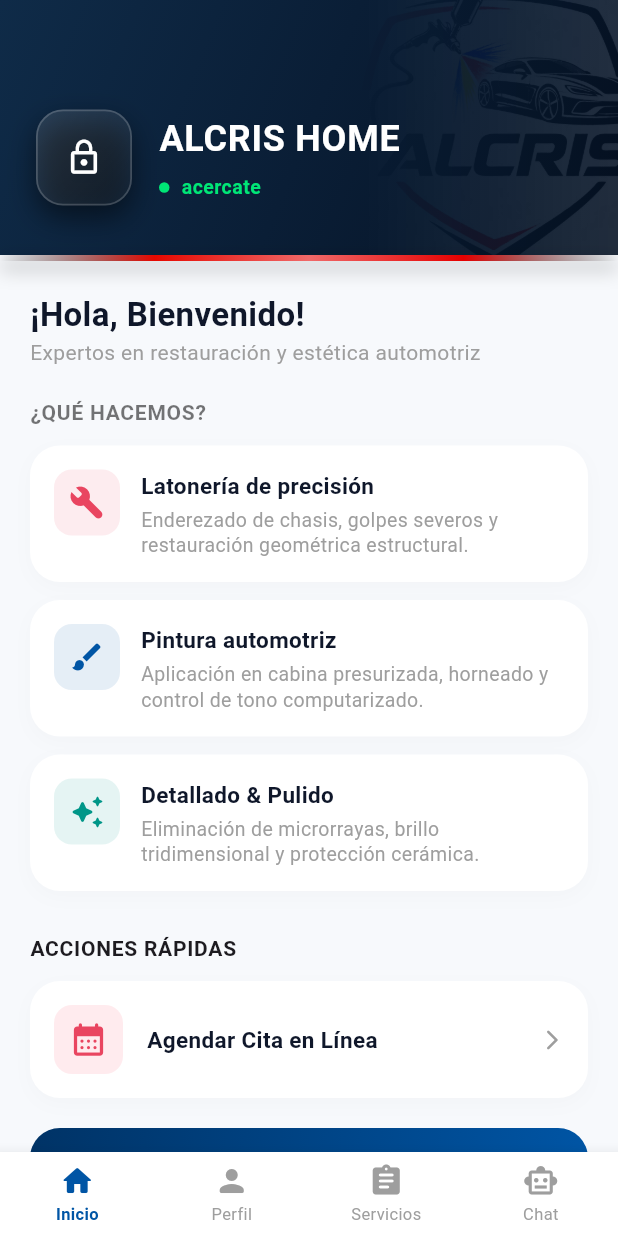
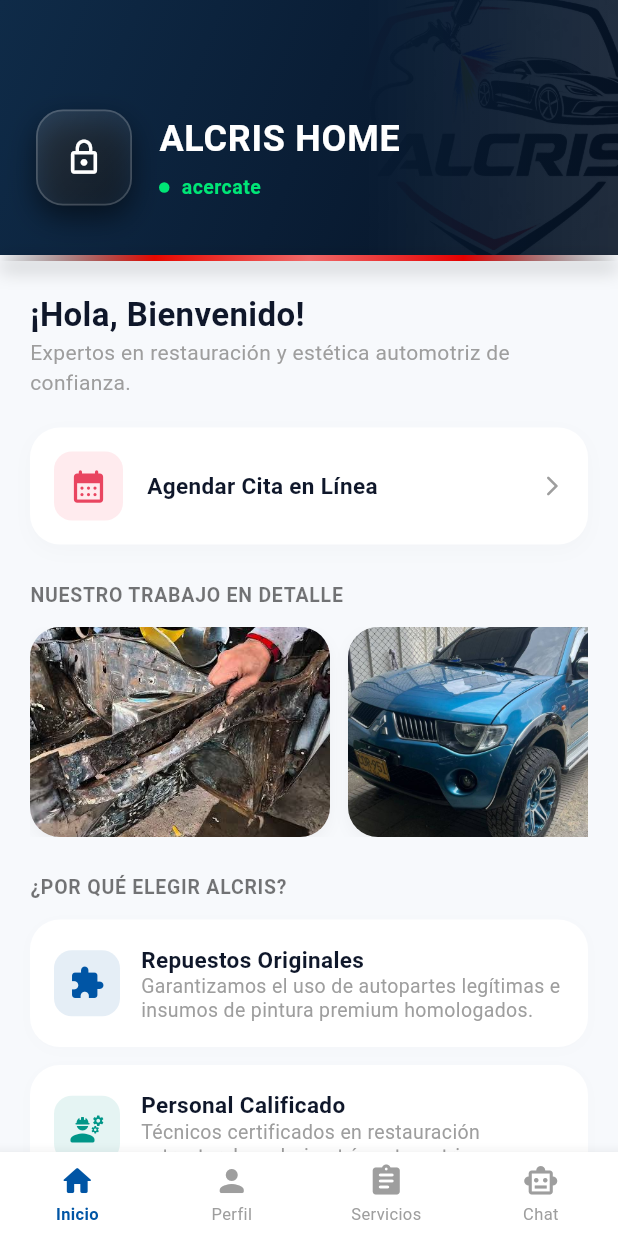
Before and after one commit to JAHACARI/ALCRIS, a Flutter app: the screen it shows after launch, on a phone screen of 412 x 824 dp. Run offline on Flutter 3.47's test engine with Material 3 defaults, Android fonts, the light colour scheme and no system bars; our stand-ins replace flutter_svg.

Commit message:
Pantalla Home actualizad

```diff
--- a/frontend/alcris/lib/screen/home.dart
+++ b/frontend/alcris/lib/screen/home.dart
@@ -1,7 +1,7 @@
 import 'package:flutter/material.dart';
 import 'package:alcris/widgets/common/cabecerahome.dart';
 import 'package:alcris/widgets/common/menuinferior.dart';
-import 'package:alcris/screen/auth/registro.dart'; // Importación oficial de tu pantalla de registro
+import 'package:alcris/screen/auth/registro.dart';
 
 class HomeScreen extends StatefulWidget {
   const HomeScreen({super.key});
@@ -12,10 +12,28 @@
 class _HomeScreenState extends State<HomeScreen> {
   final int _currentIndex = 0;
 
-  final List<Map<String, dynamic>> _serviciosTaller = [
-    {'title': 'Latonería de precisión', 'desc': 'Enderezado de chasis, golpes severos y restauración geométrica estructural.', 'icon': Icons.build_rounded, 'color': const Color(0xFFE94560)},
-    {'title': 'Pintura automotriz', 'desc': 'Aplicación en cabina presurizada, horneado y control de tono computarizado.', 'icon': Icons.brush_rounded, 'color': const Color(0xFF0055A5)},
-    {'title': 'Detallado & Pulido', 'desc': 'Eliminación de microrrayas, brillo tridimensional y protección cerámica.', 'icon': Icons.auto_awesome_rounded, 'color': Colors.teal},
+  final List<Map<String, dynamic>> _pilaresTaller = [
+    {
+      'title': 'Repuestos Originales',
+      'desc':
+          'Garantizamos el uso de autopartes legítimas e insumos de pintura premium homologados.',
+      'icon': Icons.extension_rounded,
+      'color': const Color(0xFF0055A5),
+    },
+    {
+      'title': 'Personal Calificado',
+      'desc':
+          'Técnicos certificados en restauración estructural y colorimetría automotriz.',
+      'icon': Icons.engineering_rounded,
+      'color': Colors.teal,
+    },
+  ];
+
+  // SOLUCIÓN: Extensión corregida a .png para que se renderice la tercera imagen
+  final List<String> _imagenesGaleria = [
+    'assets/images/abolladura.jpg',
+    'assets/images/pintura y polichado.jpg',
+    'assets/images/lijado.png',
   ];
 
   @override
@@ -31,72 +49,218 @@
               child: Column(
                 crossAxisAlignment: CrossAxisAlignment.start,
                 children: [
-                  const Text('¡Hola, Bienvenido!', style: TextStyle(fontSize: 22, fontWeight: FontWeight.bold, color: Color(0xFF0F172A))),
-                  const Text('Expertos en restauración y estética automotriz', style: TextStyle(fontSize: 14, color: Colors.grey)),
+                  const Text(
+                    '¡Hola, Bienvenido!',
+                    style: TextStyle(
+                      fontSize: 22,
+                      fontWeight: FontWeight.bold,
+                      color: Color(0xFF0F172A),
+                    ),
+                  ),
+                  const Text(
+                    'Expertos en restauración y estética automotriz de confianza.',
+                    style: TextStyle(fontSize: 14, color: Colors.grey),
+                  ),
                   const SizedBox(height: 20),
 
-                  const Text('¿QUÉ HACEMOS?', style: TextStyle(fontSize: 14, fontWeight: FontWeight.bold, letterSpacing: 0.5, color: Colors.black54)),
-                  const SizedBox(height: 12),
-                  ..._serviciosTaller.map((s) => Container(
-                    margin: const EdgeInsets.only(bottom: 12),
-                    padding: const EdgeInsets.all(16),
-                    decoration: BoxDecoration(color: Colors.white, borderRadius: BorderRadius.circular(20), boxShadow: [BoxShadow(color: Colors.black.withOpacity(0.02), blurRadius: 10, offset: const Offset(0, 4))]),
-                    child: Row(
-                      crossAxisAlignment: CrossAxisAlignment.start,
-                      children: [
-                        Container(padding: const EdgeInsets.all(10), decoration: BoxDecoration(color: s['color'].withOpacity(0.1), borderRadius: BorderRadius.circular(12)), child: Icon(s['icon'], color: s['color'], size: 24)),
-                        const SizedBox(width: 14),
-                        Expanded(child: Column(
-                          crossAxisAlignment: CrossAxisAlignment.start,
-                          children: [
-                            Text(s['title'], style: const TextStyle(fontSize: 15, fontWeight: FontWeight.bold, color: Color(0xFF0F172A))),
-                            const SizedBox(height: 4),
-                            Text(s['desc'], style: const TextStyle(fontSize: 13, color: Colors.grey, height: 1.3)),
-                          ],
-                        )),
-                      ],
+                  GestureDetector(
+                    onTap: () => Navigator.push(
+                      context,
+                      MaterialPageRoute(
+                        builder: (context) => const RegistroScreen(),
+                      ),
                     ),
-                  )).toList(),
-                  const SizedBox(height: 16),
-
-                  const Text('ACCIONES RÁPIDAS', style: TextStyle(fontSize: 14, fontWeight: FontWeight.bold, letterSpacing: 0.5)),
-                  const SizedBox(height: 12),
-
-                  // --- BOTÓN CON ENLACE DE NAVEGACIÓN ACTIVO ---
-                  GestureDetector(
-                    onTap: () {
-                      Navigator.push(
-                        context,
-                        MaterialPageRoute(
-                          builder: (context) => const RegistroScreen(),
-                        ),
-                      );
-                    },
                     child: Container(
                       width: double.infinity,
                       padding: const EdgeInsets.all(16),
-                      decoration: BoxDecoration(color: Colors.white, borderRadius: BorderRadius.circular(20), boxShadow: [BoxShadow(color: Colors.black.withOpacity(0.02), blurRadius: 10, offset: const Offset(0, 4))]),
+                      decoration: BoxDecoration(
+                        color: Colors.white,
+                        borderRadius: BorderRadius.circular(20),
+                        boxShadow: [
+                          BoxShadow(
+                            color: Colors.black.withOpacity(0.02),
+                            blurRadius: 10,
+                            offset: const Offset(0, 4),
+                          ),
+                        ],
+                      ),
                       child: Row(
                         children: [
-                          Container(padding: const EdgeInsets.all(10), decoration: BoxDecoration(color: const Color(0xFFFFEBEE), borderRadius: BorderRadius.circular(12)), child: const Icon(Icons.calendar_month_rounded, color: Color(0xFFE94560), size: 26)),
+                          Container(
+                            padding: const EdgeInsets.all(10),
+                            decoration: BoxDecoration(
+                              color: const Color(0xFFFFEBEE),
+                              borderRadius: BorderRadius.circular(12),
+                            ),
+                            child: const Icon(
+                              Icons.calendar_month_rounded,
+                              color: Color(0xFFE94560),
+                              size: 26,
+                            ),
+                          ),
                           const SizedBox(width: 16),
-                          const Text('Agendar Cita en Línea', style: TextStyle(fontSize: 15, fontWeight: FontWeight.bold, color: Color(0xFF0F172A))),
+                          const Text(
+                            'Agendar Cita en Línea',
+                            style: TextStyle(
+                              fontSize: 15,
+                              fontWeight: FontWeight.bold,
+                              color: Color(0xFF0F172A),
+                            ),
+                          ),
                           const Spacer(),
-                          const Icon(Icons.arrow_forward_ios_rounded, size: 16, color: Colors.grey),
+                          const Icon(
+                            Icons.arrow_forward_ios_rounded,
+                            size: 16,
+                            color: Colors.grey,
+                          ),
                         ],
                       ),
                     ),
                   ),
-                  const SizedBox(height: 20),
+                  const SizedBox(height: 24),
+
+                  const Text(
+                    'NUESTRO TRABAJO EN DETALLE',
+                    style: TextStyle(
+                      fontSize: 13,
+                      fontWeight: FontWeight.bold,
+                      letterSpacing: 0.5,
+                      color: Colors.black54,
+                    ),
+                  ),
+                  const SizedBox(height: 12),
+                  SizedBox(
+                    height: 140,
+                    child: ListView.builder(
+                      scrollDirection: Axis.horizontal,
+                      itemCount: _imagenesGaleria.length,
+                      itemBuilder: (context, index) {
+                        return Container(
+                          width: 200,
+                          margin: const EdgeInsets.only(right: 12),
+                          decoration: BoxDecoration(
+                            borderRadius: BorderRadius.circular(20),
+                            image: DecorationImage(
+                              image: AssetImage(_imagenesGaleria[index]),
+                              fit: BoxFit.cover,
+                            ),
+                            boxShadow: [
+                              BoxShadow(
+                                color: Colors.black.withOpacity(0.04),
+                                blurRadius: 8,
+                                offset: const Offset(0, 4),
+                              ),
+                            ],
+                          ),
+                        );
+                      },
+                    ),
+                  ),
+                  const SizedBox(height: 24),
+
+                  const Text(
+                    '¿POR QUÉ ELEGIR ALCRIS?',
+                    style: TextStyle(
+                      fontSize: 13,
+                      fontWeight: FontWeight.bold,
+                      letterSpacing: 0.5,
+                      color: Colors.black54,
+                    ),
+                  ),
+                  const SizedBox(height: 12),
+                  ..._pilaresTaller
+                      .map(
+                        (p) => Container(
+                          margin: const EdgeInsets.only(bottom: 12),
+                          padding: const EdgeInsets.all(16),
+                          decoration: BoxDecoration(
+                            color: Colors.white,
+                            borderRadius: BorderRadius.circular(20),
+                            boxShadow: [
+                              BoxShadow(
+                                color: Colors.black.withOpacity(0.01),
+                                blurRadius: 8,
+                                offset: const Offset(0, 2),
+                              ),
+                            ],
+                          ),
+                          child: Row(
+                            children: [
+                              Container(
+                                padding: const EdgeInsets.all(10),
+                                decoration: BoxDecoration(
+                                  color: p['color'].withOpacity(0.1),
+                                  borderRadius: BorderRadius.circular(12),
+                                ),
+                                child: Icon(
+                                  p['icon'],
+                                  color: p['color'],
+                                  size: 24,
+                                ),
+                              ),
+                              const SizedBox(width: 14),
+                              Expanded(
+                                child: Column(
+                                  crossAxisAlignment: CrossAxisAlignment.start,
+                                  children: [
+                                    Text(
+                                      p['title'],
+                                      style: const TextStyle(
+                                        fontSize: 15,
+                                        fontWeight: FontWeight.bold,
+                                        color: Color(0xFF0F172A),
+                                      ),
+                                    ),
+                                    Text(
+                                      p['desc'],
+                                      style: const TextStyle(
+                                        fontSize: 13,
+                                        color: Colors.grey,
+                                        height: 1.2,
+                                      ),
+                                    ),
+                                  ],
+                                ),
+                              ),
+                            ],
+                          ),
+                        ),
+                      )
+                      .toList(),
+                  const SizedBox(height: 16),
 
                   Container(
-                    width: double.infinity, padding: const EdgeInsets.all(16),
-                    decoration: BoxDecoration(gradient: const LinearGradient(colors: [Color(0xFF003366), Color(0xFF0055A5)], begin: Alignment.topLeft), borderRadius: BorderRadius.circular(20)),
-                    child: Column(crossAxisAlignment: CrossAxisAlignment.start, children: const [
-                      Text('Garantía Alcris Premium', style: TextStyle(color: Colors.white, fontSize: 16, fontWeight: FontWeight.bold)),
-                      SizedBox(height: 4),
-                      Text('Todos nuestros trabajos de pintura cuentan con 1 año de cobertura certificada contra imperfecciones.', style: TextStyle(color: Colors.white70, fontSize: 12, height: 1.3)),
-                    ]),
+                    width: double.infinity,
+                    padding: const EdgeInsets.all(16),
+                    decoration: BoxDecoration(
+                      gradient: const LinearGradient(
+                        colors: [Color(0xFF003366), Color(0xFF0055A5)],
+                        begin: Alignment.topLeft,
+                      ),
+                      borderRadius: BorderRadius.circular(20),
+                    ),
+                    child: Column(
+                      crossAxisAlignment: CrossAxisAlignment.start,
+                      children: const [
+                        Text(
+                          'Garantía Alcris Premium',
+                          style: TextStyle(
+                            color: Colors.white,
+                            fontSize: 16,
+                            fontWeight: FontWeight.bold,
+                          ),
+                        ),
+                        SizedBox(height: 4),
+                        Text(
+                          'Todos nuestros trabajos de latonería y pintura cuentan con cobertura certificada contra imperfecciones en el taller.',
+                          style: TextStyle(
+                            color: Colors.white70,
+                            fontSize: 12,
+                            height: 1.3,
+                          ),
+                        ),
+                      ],
+                    ),
                   ),
                 ],
               ),
@@ -104,7 +268,10 @@
           ),
         ],
       ),
-      bottomNavigationBar: MenuInferior(currentIndex: _currentIndex, onTap: (indexPulsado) {}),
+      bottomNavigationBar: MenuInferior(
+        currentIndex: _currentIndex,
+        onTap: (i) {},
+      ),
     );
   }
 }
```
Also changed, not shown: frontend/alcris/assets/images/abolladura.jpg (added), frontend/alcris/assets/images/lijado.png (added), frontend/alcris/assets/images/pintura y polichado.jpg (added).
